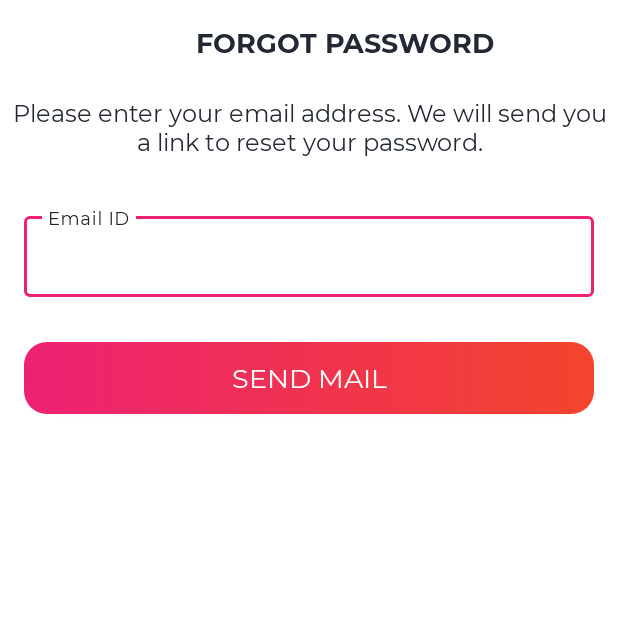
After one commit to amlannandy/ShoppingPal, an Android app: the ForgotPasswordActivity screen opened directly, with no data from a screen before it, on a phone screen of 412 x 824 dp, the top half of it. The commit adds this screen. Run offline under Robolectric (Android 15) with nearby library versions, the phone set to English and light mode, and no system bars; our stand-ins replace Firebase (no records; nobody signed in at launch, a user with empty details on screens opened directly).

Commit message:
Implemented forgot password functionality

```diff
--- a/app/src/main/AndroidManifest.xml
+++ b/app/src/main/AndroidManifest.xml
@@ -8,6 +8,10 @@
         android:roundIcon="@mipmap/ic_launcher_round"
         android:supportsRtl="true"
         android:theme="@style/Theme.ShoppingPal">
+        <activity
+            android:name=".activities.ForgotPasswordActivity"
+            android:screenOrientation="portrait"
+            android:theme="@style/Theme.AppCompat.NoActionBar" />
         <activity
             android:name=".activities.RegisterActivity"
             android:screenOrientation="portrait"
--- /dev/null
+++ b/app/src/main/java/com/aknindustries/shoppingpal/activities/ForgotPasswordActivity.kt
@@ -0,0 +1,53 @@
+package com.aknindustries.shoppingpal.activities
+
+import android.os.Bundle
+import android.text.TextUtils
+import com.aknindustries.shoppingpal.R
+import com.google.firebase.auth.FirebaseAuth
+import kotlinx.android.synthetic.main.activity_forgot_password.*
+
+class ForgotPasswordActivity : BaseActivity() {
+    override fun onCreate(savedInstanceState: Bundle?) {
+        super.onCreate(savedInstanceState)
+        setContentView(R.layout.activity_forgot_password)
+
+        setupActionBar()
+
+        btn_send_mail.setOnClickListener {
+            val email : String = et_email.text.toString().trim()
+            if (validateForgotPassword(email)) {
+                showProgressDialog("Trying to send mail...")
+                FirebaseAuth.getInstance().sendPasswordResetEmail(email).addOnCompleteListener { task ->
+                    hideProgressDialog()
+                    if (task.isSuccessful) {
+                        showSnackBar("Success! Please check your email",false)
+                    } else {
+                        showSnackBar(task.exception!!.message.toString(), true)
+                    }
+                }
+            }
+        }
+    }
+
+    private fun setupActionBar() {
+        val toolbar = toolbar_forgot_password_activity
+        setSupportActionBar(toolbar)
+        supportActionBar?.setDisplayHomeAsUpEnabled(true)
+        toolbar.setNavigationOnClickListener { onBackPressed() }
+    }
+
+    private fun validateForgotPassword(email : String) : Boolean {
+        return when {
+            TextUtils.isEmpty(email) -> {
+                showSnackBar(resources.getString(R.string.err_msg_enter_email), true)
+                false
+            }
+            // Check for valid email
+            !android.util.Patterns.EMAIL_ADDRESS.matcher(email).matches() -> {
+                showSnackBar(resources.getString(R.string.err_msg_enter_valid_email), true)
+                false
+            }
+            else -> true
+        }
+    }
+}
--- a/app/src/main/java/com/aknindustries/shoppingpal/activities/LoginActivity.kt
+++ b/app/src/main/java/com/aknindustries/shoppingpal/activities/LoginActivity.kt
@@ -52,6 +52,12 @@ class LoginActivity : BaseActivity() {
                 }
             }
         }
+
+        // Set on click listener on forgot password
+        tv_forgot_password.setOnClickListener {
+            intent = Intent(this@LoginActivity, ForgotPasswordActivity::class.java)
+            startActivity(intent)
+        }
     }
 
     private fun validateLogin() : Boolean {
--- a/app/src/main/java/com/aknindustries/shoppingpal/activities/RegisterActivity.kt
+++ b/app/src/main/java/com/aknindustries/shoppingpal/activities/RegisterActivity.kt
@@ -4,7 +4,6 @@ import android.content.Intent
 import android.os.Build
 import android.os.Bundle
 import android.text.TextUtils
-import android.util.Log
 import android.view.WindowInsets
 import android.view.WindowManager
 import android.widget.Button
@@ -12,7 +11,6 @@ import android.widget.CheckBox
 import android.widget.TextView
 import com.aknindustries.shoppingpal.R
 import com.google.firebase.auth.FirebaseAuth
-import java.lang.Exception
 
 class RegisterActivity : BaseActivity() {
     override fun onCreate(savedInstanceState: Bundle?) {
--- /dev/null
+++ b/app/src/main/res/layout/activity_forgot_password.xml
@@ -0,0 +1,85 @@
+<?xml version="1.0" encoding="utf-8"?>
+<androidx.constraintlayout.widget.ConstraintLayout xmlns:android="http://schemas.android.com/apk/res/android"
+    xmlns:tools="http://schemas.android.com/tools"
+    android:layout_width="match_parent"
+    android:layout_height="match_parent"
+    xmlns:app="http://schemas.android.com/apk/res-auto"
+    android:background="@color/white"
+    tools:context=".activities.ForgotPasswordActivity">
+
+    <androidx.appcompat.widget.Toolbar
+        android:id="@+id/toolbar_forgot_password_activity"
+        android:layout_width="match_parent"
+        android:layout_height="?attr/actionBarSize"
+        app:layout_constraintEnd_toEndOf="parent"
+        app:layout_constraintStart_toStartOf="parent"
+        app:layout_constraintTop_toTopOf="parent">
+
+        <com.aknindustries.shoppingpal.utils.CustomBoldTextView
+            android:id="@+id/forgot_password_title"
+            android:layout_width="match_parent"
+            android:layout_height="match_parent"
+            android:gravity="center"
+            android:paddingStart="@dimen/toolbar_title_paddingStart"
+            android:paddingEnd="0dp"
+            android:text="@string/forgot_password_title"
+            android:textColor="@color/colorPrimaryText"
+            android:textSize="@dimen/toolbar_title_text_size" />
+
+    </androidx.appcompat.widget.Toolbar>
+
+    <com.aknindustries.shoppingpal.utils.CustomTextView
+        android:id="@+id/forgot_password_message"
+        app:layout_constraintTop_toBottomOf="@id/toolbar_forgot_password_activity"
+        android:layout_width="match_parent"
+        android:layout_height="wrap_content"
+        android:text="@string/forgot_password_message"
+        android:textAlignment="center"
+        android:textColor="@color/colorPrimaryText"
+        android:textSize="@dimen/et_textSize"
+        android:padding="@dimen/btn_padding"/>
+
+    <com.google.android.material.textfield.TextInputLayout
+        android:id="@+id/til_email"
+        style="@style/TextInputLayoutStyle"
+        android:layout_width="match_parent"
+        android:layout_height="wrap_content"
+        android:layout_marginStart="16dp"
+        android:layout_marginTop="25dp"
+        android:layout_marginEnd="16dp"
+        android:hint="@string/et_hint_email_id"
+        android:textColorHint="@color/colorSecondaryText"
+        app:layout_constraintEnd_toEndOf="parent"
+        app:layout_constraintStart_toStartOf="parent"
+        app:layout_constraintTop_toBottomOf="@id/forgot_password_message">
+
+        <com.aknindustries.shoppingpal.utils.CustomEditText
+            android:id="@+id/et_email"
+            android:layout_width="match_parent"
+            android:layout_height="wrap_content"
+            android:inputType="textEmailAddress"
+            android:padding="@dimen/et_padding"
+            android:textColor="@color/colorPrimaryText"
+            android:textSize="@dimen/et_textSize" />
+    </com.google.android.material.textfield.TextInputLayout>
+
+    <com.aknindustries.shoppingpal.utils.CustomButton
+        android:id="@+id/btn_send_mail"
+        android:layout_width="match_parent"
+        android:layout_height="wrap_content"
+        android:layout_gravity="center"
+        android:layout_marginStart="16dp"
+        android:layout_marginTop="30dp"
+        android:layout_marginEnd="16dp"
+        android:background="@drawable/button_background"
+        android:gravity="center"
+        android:paddingTop="@dimen/btn_padding"
+        android:paddingBottom="@dimen/btn_padding"
+        android:text="@string/btn_send_email"
+        android:textColor="@android:color/white"
+        android:textSize="@dimen/btn_textSize"
+        app:layout_constraintTop_toBottomOf="@id/til_email"
+        app:layout_constraintLeft_toLeftOf="parent"
+        app:layout_constraintRight_toRightOf="parent"/>
+
+</androidx.constraintlayout.widget.ConstraintLayout>
--- a/app/src/main/res/values/strings.xml
+++ b/app/src/main/res/values/strings.xml
@@ -35,4 +35,9 @@
     <!--  Progress Indicator  -->
     <string name="please_wait">Please Wait&#8230;</string>
 
+    <!--  Forgot Password  -->
+    <string name="forgot_password_title">FORGOT PASSWORD</string>
+    <string name="btn_send_email">Send Mail</string>
+    <string name="forgot_password_message">Please enter your email address. We will send you a link to reset your password.</string>
+
 </resources>
```
